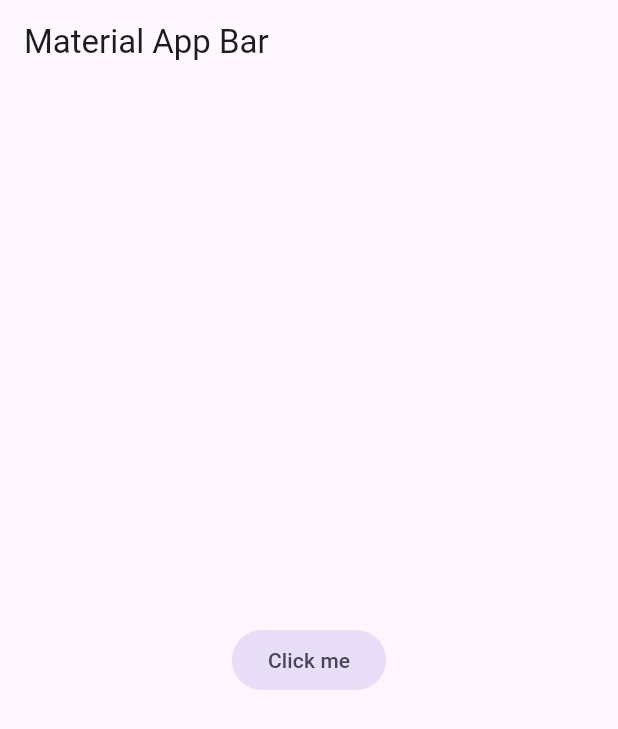
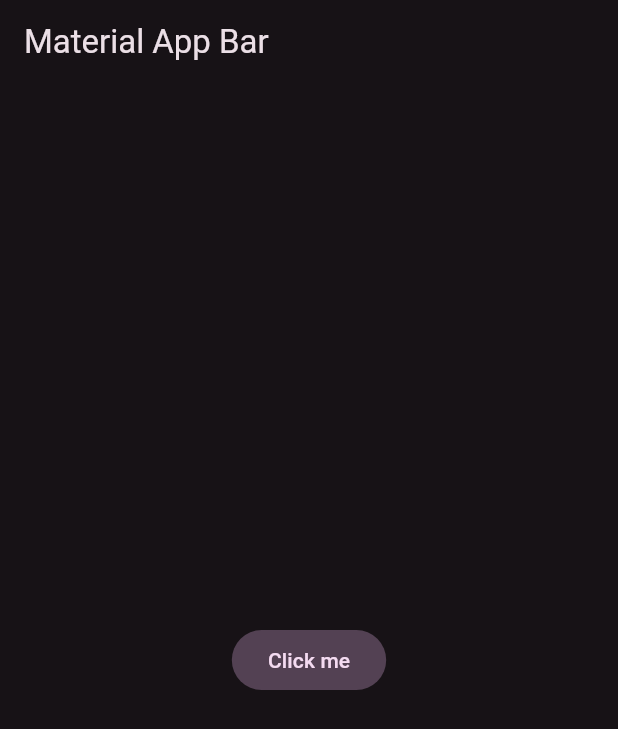
Before and after one commit to moraelizabeth/yes_no_app, a Flutter app: the screen it shows after launch, on a phone screen of 412 x 824 dp. Shown: the top 729 px of the screen. Run offline on Flutter 3.47's test engine with Material 3 defaults, Android fonts, the phone set to English and light mode, and no system bars.

Commit message:
feature: global theme

```diff
--- /dev/null
+++ b/lib/config/theme/app_theme.dart
@@ -0,0 +1,28 @@
+
+import 'package:flutter/material.dart';
+
+const Color _customColor = Colors.purple;
+const List<Color> _colorThemes = [
+  _customColor,
+  Colors.blue,
+  Colors.teal,
+  Colors.green,
+  Colors.yellow,
+  Colors.orange,
+  Colors.pink,
+];
+
+class AppTheme {
+
+  final int selectedColor;
+
+  AppTheme({this.selectedColor = 0}): assert((selectedColor >= 0 && selectedColor <= _colorThemes.length -1), 'Colors must be between 0 and ${_colorThemes.length}');
+
+  ThemeData theme(){
+    return ThemeData(
+      useMaterial3: true,
+      colorSchemeSeed: _colorThemes[selectedColor],
+      brightness: Brightness.dark
+    );
+  }
+}
--- a/lib/main.dart
+++ b/lib/main.dart
@@ -1,4 +1,5 @@
 import 'package:flutter/material.dart';
+import 'package:yes_no_app/config/theme/app_theme.dart';
 
 void main() => runApp(const MyApp());
 
@@ -9,6 +10,7 @@ class MyApp extends StatelessWidget {
   Widget build(BuildContext context) {
     return MaterialApp(
       title: 'Material App',
+      theme: AppTheme().theme(),
       home: Scaffold(
         appBar: AppBar(
           title: const Text('Material App Bar'),
```
